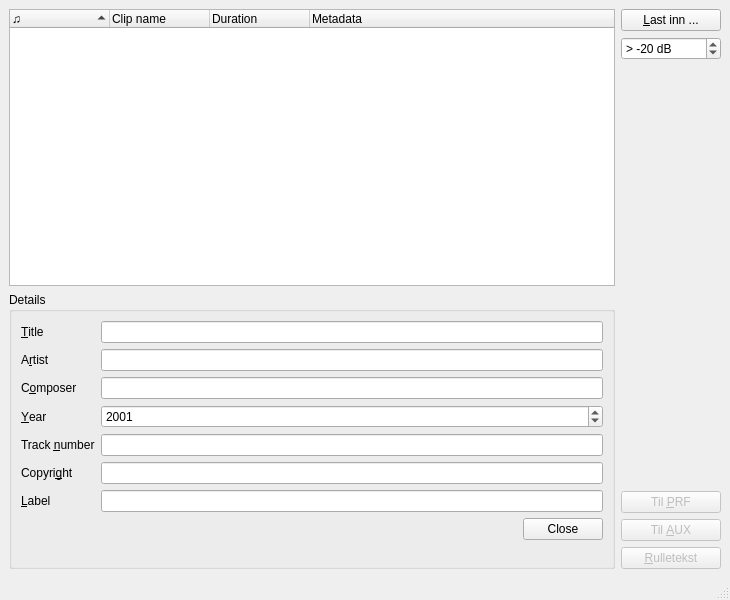
This is src/gui/pling-plong-odometer.ui in havardgulldahl/pling-plong-odometer as Qt 5 draws it before an edit. The edited form follows.
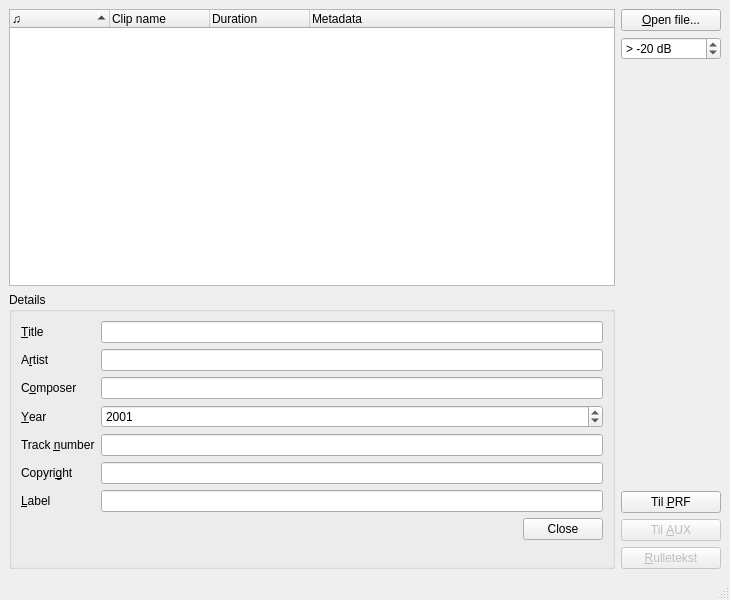
This is the edited form.

Commit message: help texts and tool tips

What changed in the file:
```diff
--- a/src/gui/pling-plong-odometer.ui
+++ b/src/gui/pling-plong-odometer.ui
@@ -205,7 +205,7 @@
       <item>
        <widget class="QPushButton" name="loadFileButton">
         <property name="text">
-         <string>&amp;Last inn ...</string>
+         <string>&amp;Open file...</string>
         </property>
        </widget>
       </item>
@@ -269,7 +269,7 @@
       <item>
        <widget class="QPushButton" name="PRFButton">
         <property name="enabled">
-         <bool>false</bool>
+         <bool>true</bool>
         </property>
         <property name="text">
          <string>Til &amp;PRF</string>
```
Left out of the diff: 18 changed lines with no effect on the pictures. The commit also changes 2 other files.
